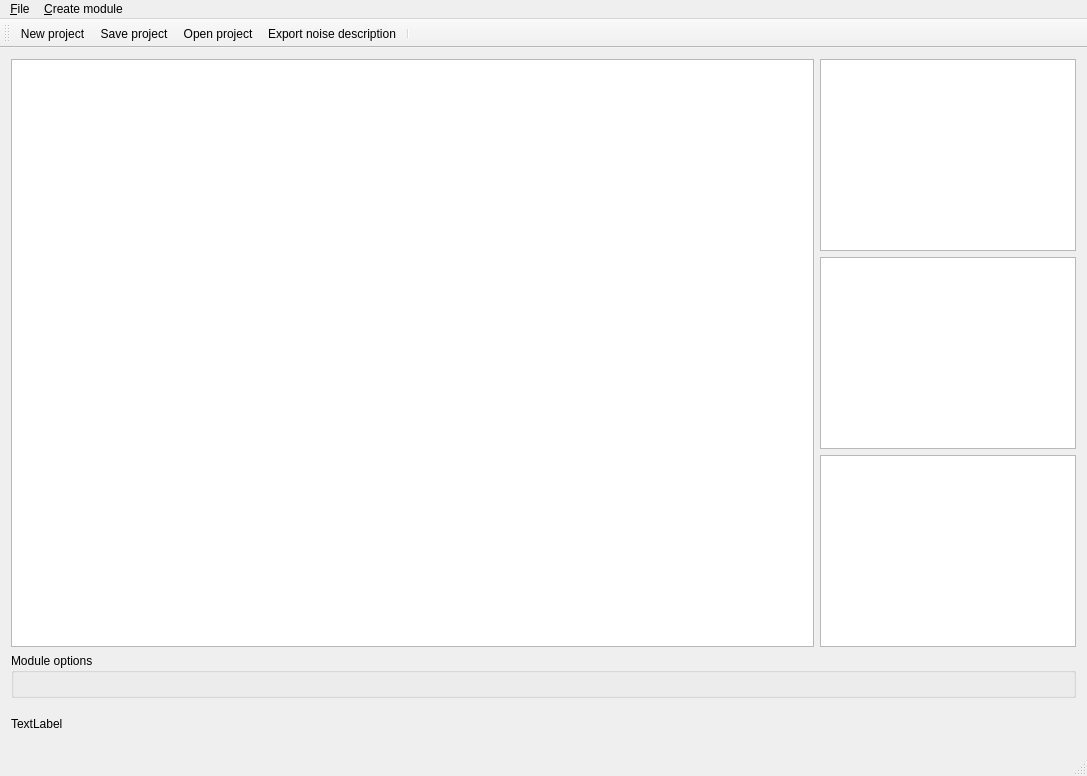
Qt form NoiseTextureGenerator/mainwindow.ui (Kvalme/noisetexturegenerator) before a commit.
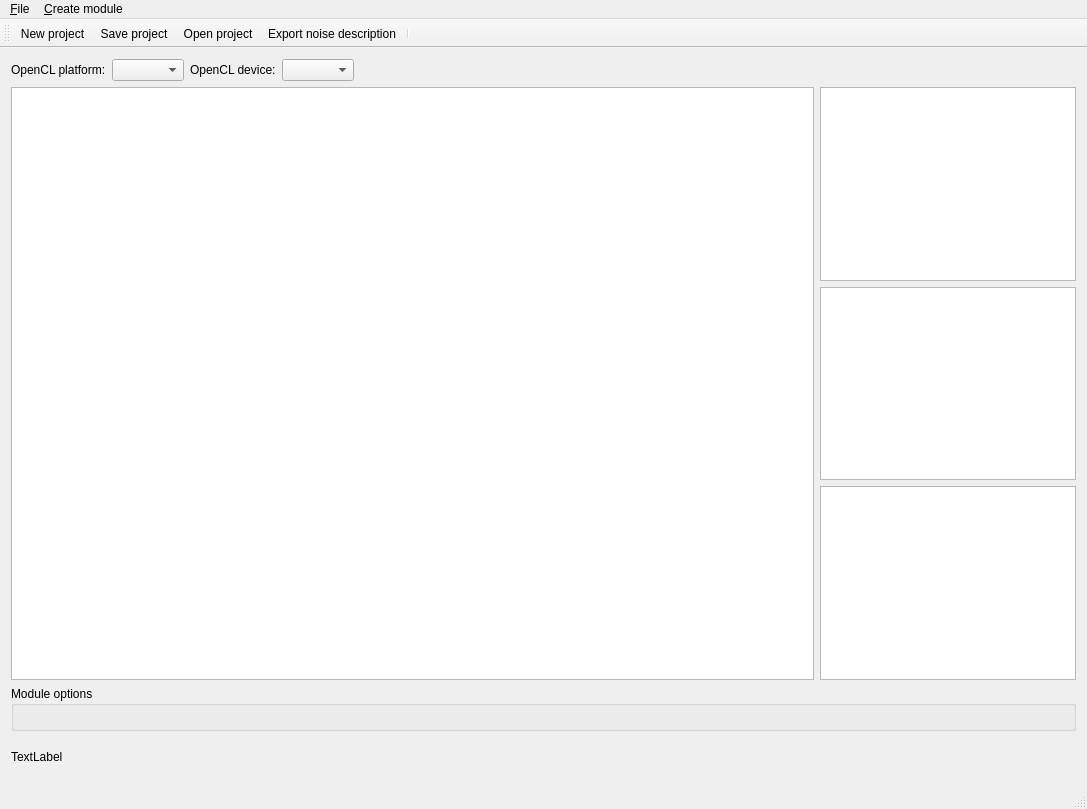
The same form after that commit. Custom widgets are drawn as their Qt base class.

Commit message: Add ability to select OpenCL device

The edit to the form file:
```diff
--- a/NoiseTextureGenerator/mainwindow.ui
+++ b/NoiseTextureGenerator/mainwindow.ui
@@ -7,7 +7,7 @@
     <x>0</x>
     <y>0</y>
     <width>1087</width>
-    <height>558</height>
+    <height>809</height>
    </rect>
   </property>
   <property name="windowTitle">
@@ -15,6 +15,43 @@
   </property>
   <widget class="QWidget" name="centralWidget">
    <layout class="QVBoxLayout" name="verticalLayout">
+    <item>
+     <layout class="QGridLayout" name="gridLayout">
+      <item row="0" column="2">
+       <widget class="QLabel" name="label_2">
+        <property name="text">
+         <string>OpenCL device:</string>
+        </property>
+       </widget>
+      </item>
+      <item row="0" column="3">
+       <widget class="QComboBox" name="clDevice"/>
+      </item>
+      <item row="0" column="0">
+       <widget class="QLabel" name="label">
+        <property name="text">
+         <string>OpenCL platform:</string>
+        </property>
+       </widget>
+      </item>
+      <item row="0" column="1">
+       <widget class="QComboBox" name="clPlatform"/>
+      </item>
+      <item row="0" column="4">
+       <spacer name="horizontalSpacer">
+        <property name="orientation">
+         <enum>Qt::Horizontal</enum>
+        </property>
+        <property name="sizeHint" stdset="0">
+         <size>
+          <width>40</width>
+          <height>20</height>
+         </size>
+        </property>
+       </spacer>
+      </item>
+     </layout>
+    </item>
     <item>
      <layout class="QHBoxLayout" name="horizontalLayout">
       <item>
```
The commit also changes 5 other files.
